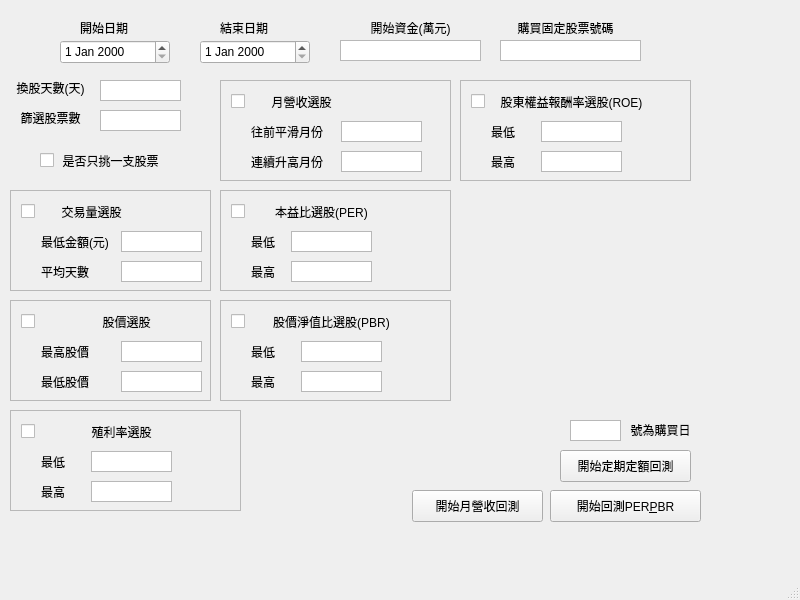
Old version of the form UI_backtest.ui in the repository bjioljlo/StockHistory.
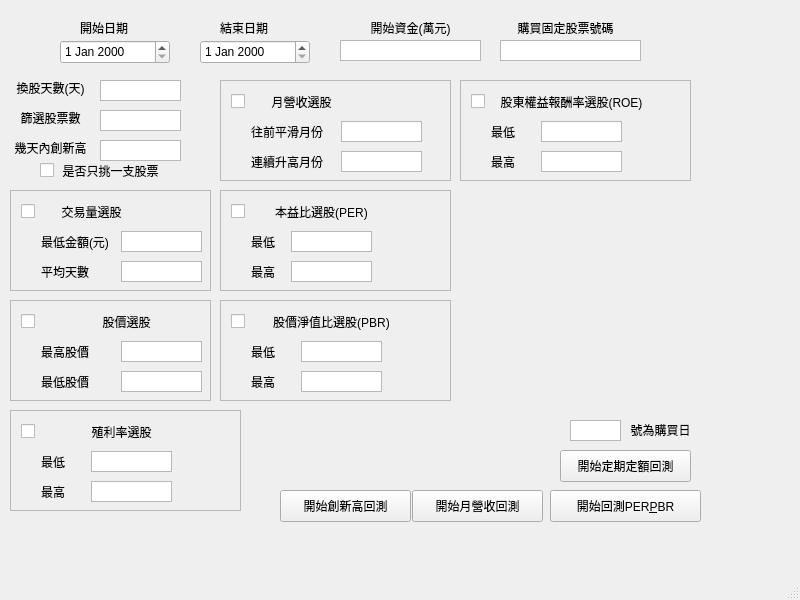
New version of the form.

Commit message: 新增創新高回測

Patch:
```diff
--- a/UI_backtest.ui
+++ b/UI_backtest.ui
@@ -497,7 +497,7 @@
     <property name="geometry">
      <rect>
       <x>40</x>
-      <y>150</y>
+      <y>160</y>
       <width>101</width>
       <height>20</height>
      </rect>
@@ -510,7 +510,7 @@
     <property name="geometry">
      <rect>
       <x>60</x>
-      <y>150</y>
+      <y>160</y>
       <width>101</width>
       <height>21</height>
      </rect>
@@ -1123,6 +1123,64 @@
      <set>Qt::AlignCenter</set>
     </property>
    </widget>
+   <widget class="QPushButton" name="button_backtest_4">
+    <property name="geometry">
+     <rect>
+      <x>280</x>
+      <y>490</y>
+      <width>131</width>
+      <height>32</height>
+     </rect>
+    </property>
+    <property name="text">
+     <string>開始創新高回測</string>
+    </property>
+   </widget>
+   <widget class="QTextEdit" name="input_RecordHigh">
+    <property name="geometry">
+     <rect>
+      <x>100</x>
+      <y>140</y>
+      <width>81</width>
+      <height>21</height>
+     </rect>
+    </property>
+    <property name="font">
+     <font>
+      <pointsize>10</pointsize>
+      <weight>75</weight>
+      <bold>true</bold>
+     </font>
+    </property>
+    <property name="verticalScrollBarPolicy">
+     <enum>Qt::ScrollBarAlwaysOff</enum>
+    </property>
+    <property name="horizontalScrollBarPolicy">
+     <enum>Qt::ScrollBarAlwaysOff</enum>
+    </property>
+    <property name="documentTitle">
+     <string/>
+    </property>
+    <property name="placeholderText">
+     <string/>
+    </property>
+   </widget>
+   <widget class="QLabel" name="label_30">
+    <property name="geometry">
+     <rect>
+      <x>0</x>
+      <y>140</y>
+      <width>101</width>
+      <height>16</height>
+     </rect>
+    </property>
+    <property name="text">
+     <string>幾天內創新高</string>
+    </property>
+    <property name="alignment">
+     <set>Qt::AlignCenter</set>
+    </property>
+   </widget>
   </widget>
   <widget class="QMenuBar" name="menubar">
    <property name="geometry">
```
The commit also changes 7 other files.
